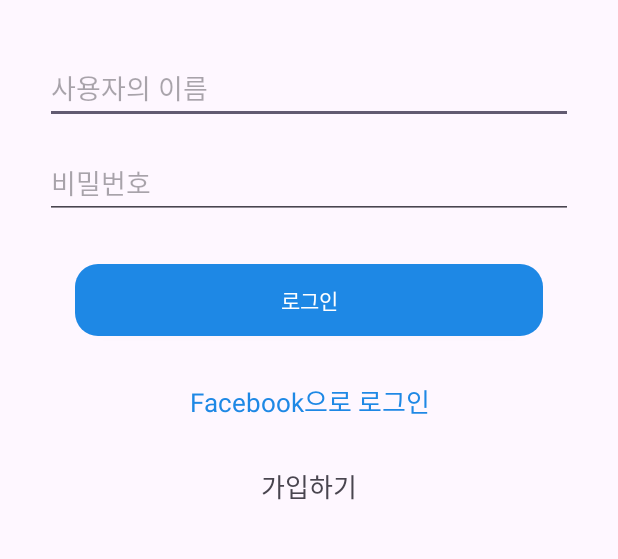
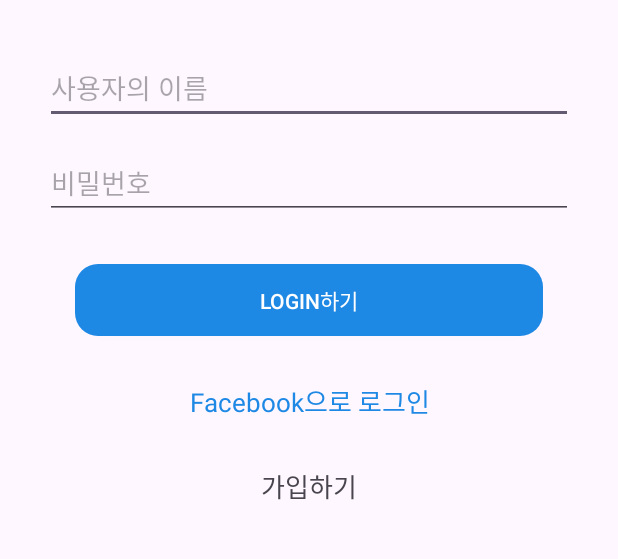
Before and after one commit to Winterwood0118/SNS_App_Project, an Android app: the SignInActivity screen opened directly, with no data from a screen before it, on a phone screen of 412 x 824 dp, the part 278-837 px from its top. Run offline under Robolectric (Android 15) with nearby library versions, the phone set to English and light mode, and no system bars.

```diff
--- a/app/src/main/res/anim/slide_left_end.xml
+++ b/app/src/main/res/anim/slide_left_end.xml
@@ -2,7 +2,7 @@
 <set xmlns:android="http://schemas.android.com/apk/res/android">
     <translate
         android:duration="500"
-        android:fromXDelta="-100%"
+        android:fromXDelta="100%"
         android:fromYDelta="0%"
         android:toXDelta="0%"
         android:toYDelta="0%" />
--- a/app/src/main/res/anim/slide_right_end.xml
+++ b/app/src/main/res/anim/slide_right_end.xml
@@ -5,6 +5,6 @@
         android:duration="500"
         android:fromXDelta="0%"
         android:fromYDelta="0%"
-        android:toXDelta="-100%"
+        android:toXDelta="100%"
         android:toYDelta="0%" />
 </set>
--- a/app/src/main/res/layout/activity_sign_in.xml
+++ b/app/src/main/res/layout/activity_sign_in.xml
@@ -46,7 +46,7 @@
         android:id="@+id/loginButton"
         android:layout_width="match_parent"
         android:layout_height="wrap_content"
-        android:text="로그인"
+        android:text="@string/login"
         android:textColor="@color/white"
         android:layout_marginStart="50dp"
         android:layout_marginEnd="50dp"
--- /dev/null
+++ b/app/src/main/res/values/stringEn.xml
@@ -0,0 +1,4 @@
+<?xml version="1.0" encoding="utf-8" ?>
+<resources>
+    <string name="login">Login하기</string>
+</resources>
```
Also changed, not shown: app/src/main/java/kr/camp/sns/SignInActivity.kt (+59 -12 lines).
